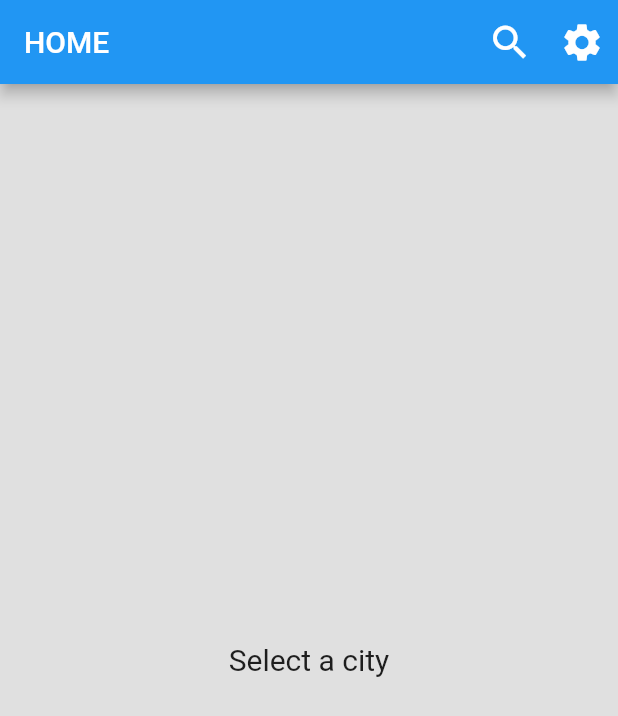
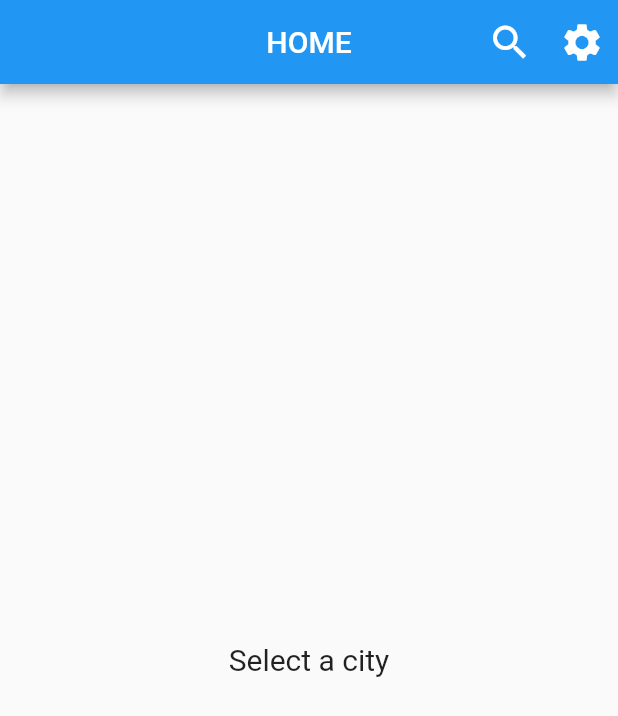
Before and after one commit to cromueloliver02/flutter_bloc_weather_app, a Flutter app: the screen it shows after launch, on a phone screen of 412 x 824 dp. Shown: the top 716 px of the screen. Run offline on Flutter 3.47's test engine with Material 2 defaults, Android fonts, the phone set to English and light mode, and no system bars; our stand-ins replace bloc, equatable, flutter_bloc, flutter_dotenv, recase.

Commit message:
theme cubit

```diff
--- /dev/null
+++ b/lib/cubits/theme/theme_cubit.dart
@@ -0,0 +1,36 @@
+import 'dart:async';
+
+import 'package:flutter/foundation.dart';
+import 'package:flutter_bloc/flutter_bloc.dart';
+import 'package:equatable/equatable.dart';
+import '../../cubits/weather/weather_cubit.dart';
+import '../../utils/constants.dart';
+
+part 'theme_state.dart';
+
+class ThemeCubit extends Cubit<ThemeState> {
+  late final StreamSubscription weatherSubscription;
+  final WeatherCubit weatherCubit;
+
+  ThemeCubit({
+    required this.weatherCubit,
+  }) : super(ThemeState.initial()) {
+    weatherSubscription = weatherCubit.stream.listen(_weatherListener);
+  }
+
+  @override
+  Future<void> close() {
+    weatherSubscription.cancel();
+    return super.close();
+  }
+
+  void _weatherListener(WeatherState weatherState) {
+    if (kDebugMode) print('tempss ${weatherState.weather.temp}');
+
+    if (weatherState.weather.temp > kWarmOrNot) {
+      emit(state.copyWith(appTheme: AppTheme.light));
+    } else {
+      emit(state.copyWith(appTheme: AppTheme.dark));
+    }
+  }
+}
--- /dev/null
+++ b/lib/cubits/theme/theme_state.dart
@@ -0,0 +1,29 @@
+part of 'theme_cubit.dart';
+
+class ThemeState extends Equatable {
+  final AppTheme appTheme;
+
+  const ThemeState({
+    this.appTheme = AppTheme.light,
+  });
+
+  factory ThemeState.initial() {
+    return const ThemeState();
+  }
+
+  @override
+  List<Object> get props => [appTheme];
+
+  @override
+  String toString() => 'ThemeState(appTheme: $appTheme)';
+
+  ThemeState copyWith({
+    AppTheme? appTheme,
+  }) {
+    return ThemeState(
+      appTheme: appTheme ?? this.appTheme,
+    );
+  }
+}
+
+enum AppTheme { light, dark }
--- a/lib/models/weather.dart
+++ b/lib/models/weather.dart
@@ -29,7 +29,7 @@ class Weather extends Equatable {
       description: '',
       country: '',
       icon: '',
-      temp: 100.0,
+      temp: 10.0,
       tempMin: 100.0,
       tempMax: 100.0,
       lastUpdated: DateTime(1970),
--- a/lib/pages/home_page.dart
+++ b/lib/pages/home_page.dart
@@ -1,9 +1,9 @@
 import 'package:flutter/material.dart';
 import 'package:flutter_bloc/flutter_bloc.dart';
 import 'package:recase/recase.dart';
-import 'package:weather_app/cubits/temp_settings/temp_settings_cubit.dart';
 
 import '../cubits/weather/weather_cubit.dart';
+import '../cubits/temp_settings/temp_settings_cubit.dart';
 import '../pages/pages.dart';
 import '../utils/functions.dart';
 import '../utils/constants.dart';
@@ -151,6 +151,7 @@ class _HomePageState extends State<HomePage> {
   Widget build(BuildContext context) {
     return Scaffold(
       appBar: AppBar(
+        centerTitle: true,
         title: const Text('HOME'),
         actions: [
           IconButton(
--- a/lib/utils/blocs_handler.dart
+++ b/lib/utils/blocs_handler.dart
@@ -1,6 +1,7 @@
 import 'package:flutter_bloc/flutter_bloc.dart';
 import 'package:http/http.dart' as http;
 
+import '../cubits/theme/theme_cubit.dart';
 import '../cubits/weather/weather_cubit.dart';
 import '../cubits/temp_settings/temp_settings_cubit.dart';
 import '../repositories/weather_repository.dart';
@@ -26,5 +27,10 @@ class BlocsHandler {
     BlocProvider<TempSettingsCubit>(
       create: (ctx) => TempSettingsCubit(),
     ),
+    BlocProvider<ThemeCubit>(
+      create: (ctx) => ThemeCubit(
+        weatherCubit: ctx.read<WeatherCubit>(),
+      ),
+    ),
   ];
 }
--- a/lib/utils/constants.dart
+++ b/lib/utils/constants.dart
@@ -2,3 +2,4 @@ const kApiHost = 'api.openweathermap.org';
 const kIconHost = 'www.openweathermap.org';
 const kUnit = 'metric';
 const kLimit = '1';
+const kWarmOrNot = 20;
--- a/lib/weather_app.dart
+++ b/lib/weather_app.dart
@@ -1,8 +1,9 @@
 import 'package:flutter/material.dart';
 import 'package:flutter_bloc/flutter_bloc.dart';
+
 import './utils/blocs_handler.dart';
 import './utils/routes_handler.dart';
-
+import 'cubits/theme/theme_cubit.dart';
 import 'pages/pages.dart';
 
 class WeatherApp extends StatefulWidget {
@@ -22,15 +23,18 @@ class _WeatherAppState extends State<WeatherApp> {
       providers: _blocsHandler.repositoryProviders,
       child: MultiBlocProvider(
         providers: _blocsHandler.blocProviders,
-        child: MaterialApp(
-          title: 'Weather App',
-          debugShowCheckedModeBanner: false,
-          theme: ThemeData(
-            primarySwatch: Colors.blue,
-            scaffoldBackgroundColor: Colors.grey[300],
+        child: BlocSelector<ThemeCubit, ThemeState, AppTheme>(
+          selector: (state) => state.appTheme,
+          builder: (ctx, appTheme) => MaterialApp(
+            title: 'Weather App',
+            debugShowCheckedModeBanner: false,
+            themeMode:
+                appTheme == AppTheme.light ? ThemeMode.light : ThemeMode.dark,
+            theme: ThemeData.light(),
+            darkTheme: ThemeData.dark(),
+            initialRoute: HomePage.id,
+            routes: _routesHandler.routes,
           ),
-          initialRoute: HomePage.id,
-          routes: _routesHandler.routes,
         ),
       ),
     );
```
